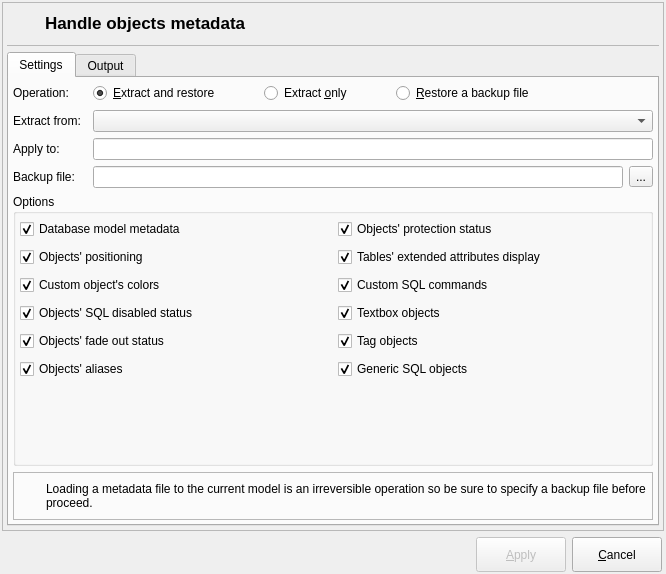
pgmodeler/pgmodeler, file libpgmodeler_ui/ui/metadatahandlingform.ui: the form before one commit.
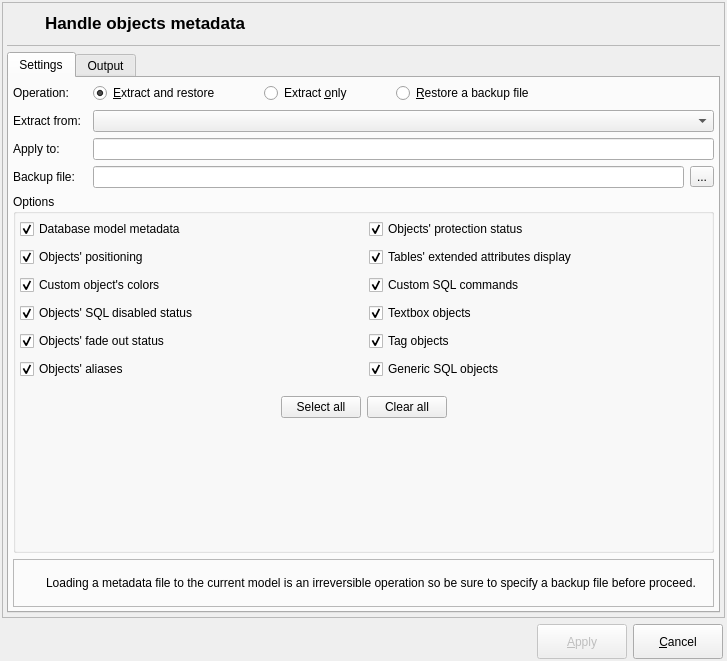
The form after the commit. Icons and pictures are not drawn.

The edit to the form file:
```diff
--- a/libpgmodeler_ui/ui/metadatahandlingform.ui
+++ b/libpgmodeler_ui/ui/metadatahandlingform.ui
@@ -6,8 +6,8 @@
    <rect>
     <x>0</x>
     <y>0</y>
-    <width>666</width>
-    <height>574</height>
+    <width>727</width>
+    <height>661</height>
    </rect>
   </property>
   <property name="windowTitle">
@@ -956,6 +956,73 @@
                </item>
               </layout>
              </item>
+             <item row="7" column="0" colspan="2">
+              <widget class="QWidget" name="widget" native="true">
+               <property name="minimumSize">
+                <size>
+                 <width>0</width>
+                 <height>0</height>
+                </size>
+               </property>
+               <layout class="QHBoxLayout" name="horizontalLayout_2">
+                <property name="spacing">
+                 <number>6</number>
+                </property>
+                <property name="leftMargin">
+                 <number>0</number>
+                </property>
+                <property name="topMargin">
+                 <number>10</number>
+                </property>
+                <property name="rightMargin">
+                 <number>0</number>
+                </property>
+                <property name="bottomMargin">
+                 <number>0</number>
+                </property>
+                <item>
+                 <spacer name="horizontalSpacer_4">
+                  <property name="orientation">
+                   <enum>Qt::Horizontal</enum>
+                  </property>
+                  <property name="sizeHint" stdset="0">
+                   <size>
+                    <width>252</width>
+                    <height>20</height>
+                   </size>
+                  </property>
+                 </spacer>
+                </item>
+                <item>
+                 <widget class="QPushButton" name="select_all_btn">
+                  <property name="text">
+                   <string>Select all</string>
+                  </property>
+                 </widget>
+                </item>
+                <item>
+                 <widget class="QPushButton" name="clear_all_btn">
+                  <property name="text">
+                   <string>Clear all</string>
+                  </property>
+                 </widget>
+                </item>
+                <item>
+                 <spacer name="horizontalSpacer_5">
+                  <property name="orientation">
+                   <enum>Qt::Horizontal</enum>
+                  </property>
+                  <property name="sizeHint" stdset="0">
+                   <size>
+                    <width>40</width>
+                    <height>20</height>
+                   </size>
+                  </property>
+                 </spacer>
+                </item>
+               </layout>
+              </widget>
+             </item>
             </layout>
            </widget>
           </item>
```
Left out of the diff: 2 changed lines with no effect on the pictures.
